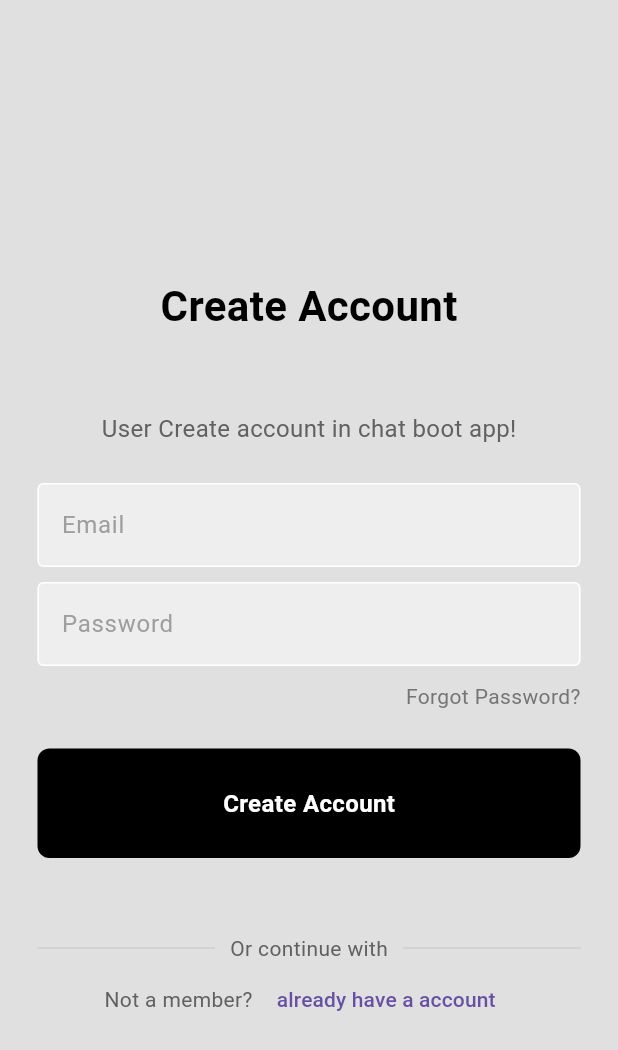
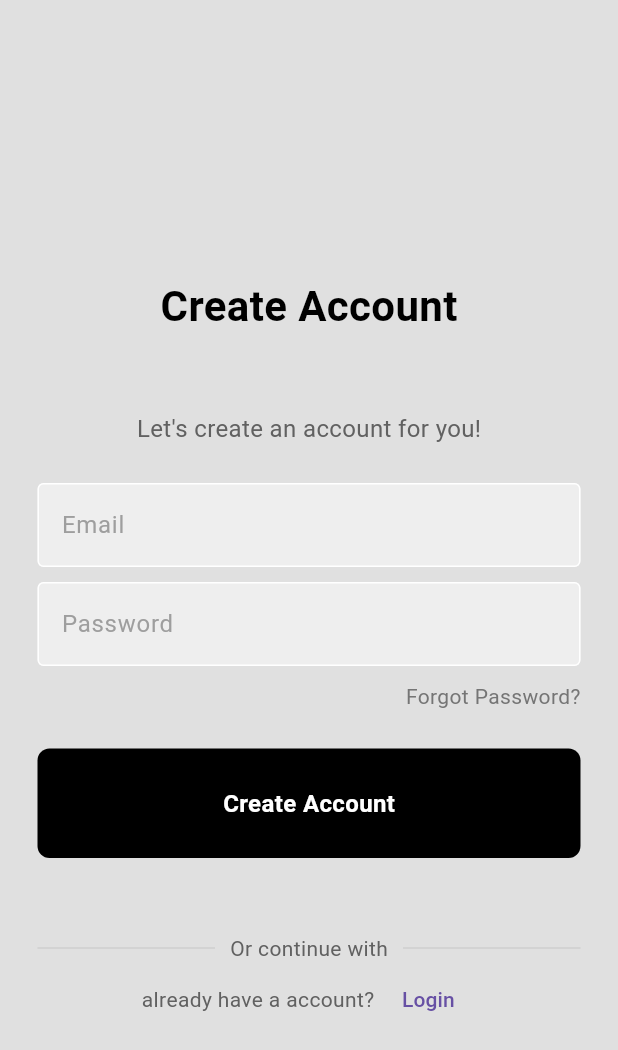
Before and after one commit to iamzaccc/chat_ai, a Flutter app: the register screen opened directly, on a phone screen of 412 x 824 dp. Shown: the top 1050 px of the screen. Run offline on Flutter 3.47's test engine with Material 3 defaults, Android fonts, the phone set to English and light mode, and no system bars; our stand-ins replace animated_text_kit, firebase_auth, firebase_core, flutter_spinkit; accounts and stored records are empty.

```diff
--- a/lib/pages/register_page.dart
+++ b/lib/pages/register_page.dart
@@ -111,9 +111,9 @@ class _LoginPageState extends State<register> {
 
                 const SizedBox(height: 50),
 
-                // welcome back, you've been missed!
+                //create  missed!
                 Text(
-                  'User Create account in chat boot app!',
+                  'Let\'s create an account for you!',
                   style: TextStyle(
                     color: Colors.grey[700],
                     fontSize: 16,
@@ -197,7 +197,7 @@ class _LoginPageState extends State<register> {
                   mainAxisAlignment: MainAxisAlignment.center,
                   children: [
                     Text(
-                      'Not a member?',
+                      'already have a account?',
                       style: TextStyle(color: Colors.grey[700]),
                     ),
                     const SizedBox(width: 4),
@@ -210,7 +210,8 @@ class _LoginPageState extends State<register> {
                           ),
                         );
                       },
-                        child: const Text('already have a account'))
+                      child: const Text('Login'),
+                    ),
                   ],
                 )
               ],
```
Lines whose indentation alone changed are shown as unchanged.
